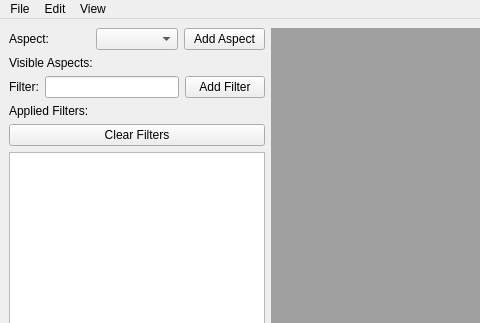
Before: the Qt Designer form medeawindow.ui in cdit-ma/SEM, drawn with Qt 5; both pictures show x 0 to 480 and y 0 to 323 of the 800 by 600 pixel window.
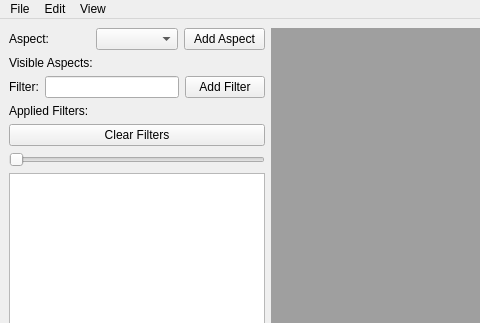
After: the same form once the commit is applied.

Patch:
```diff
--- a/medeawindow.ui
+++ b/medeawindow.ui
@@ -16,7 +16,7 @@
   <widget class="QWidget" name="centralwidget">
    <layout class="QHBoxLayout" name="horizontalLayout" stretch="0,5">
     <item>
-     <layout class="QVBoxLayout" name="verticalLayout" stretch="0,1,10">
+     <layout class="QVBoxLayout" name="verticalLayout" stretch="0,1,0,10">
       <item>
        <layout class="QVBoxLayout" name="Aspects_2">
         <item>
@@ -94,6 +94,22 @@
         </item>
        </layout>
       </item>
+      <item>
+       <widget class="QSlider" name="horizontalSlider">
+        <property name="maximum">
+         <number>10</number>
+        </property>
+        <property name="pageStep">
+         <number>3</number>
+        </property>
+        <property name="orientation">
+         <enum>Qt::Horizontal</enum>
+        </property>
+        <property name="invertedControls">
+         <bool>true</bool>
+        </property>
+       </widget>
+      </item>
       <item>
        <widget class="QTableView" name="attributeTable"/>
       </item>
```
